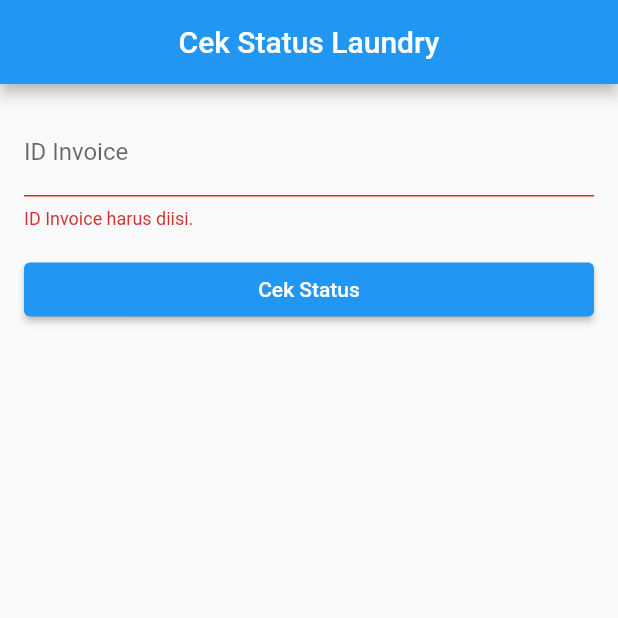
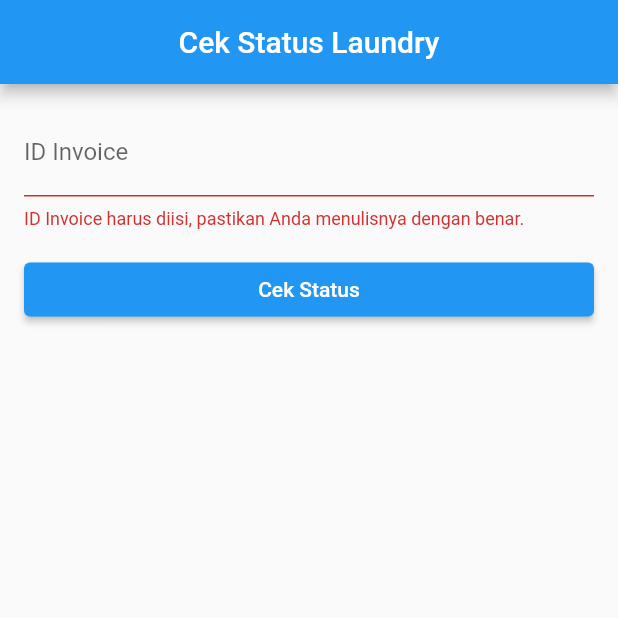
Before and after one commit to aji24ap/uas-mobile-flutt, a Flutter app: the screen it shows after launch, after a tap on "Cek Status", on a phone screen of 412 x 824 dp, the top half of it. Run offline on Flutter 3.47's test engine with Material 2 defaults, Android fonts, the phone set to English and light mode, and no system bars.

Commit message:
update kecil

```diff
--- a/lib/main.dart
+++ b/lib/main.dart
@@ -10,7 +10,7 @@ class MyApp extends StatelessWidget {
   @override
   Widget build(BuildContext context) {
     return MaterialApp(
-      title: 'Alza Laundry',
+      title: 'Alza-Laundry',
       theme: ThemeData(
         primarySwatch: Colors.blue,
       ),
@@ -89,7 +89,7 @@ class _TestAPIState extends State<TestAPI> {
                   decoration: const InputDecoration(labelText: 'ID Invoice'),
                   validator: (value) {
                     if (value!.isEmpty) {
-                      return 'ID Invoice harus diisi.';
+                      return 'ID Invoice harus diisi, pastikan Anda menulisnya dengan benar.';
                     }
                     return null;
                   },
```
